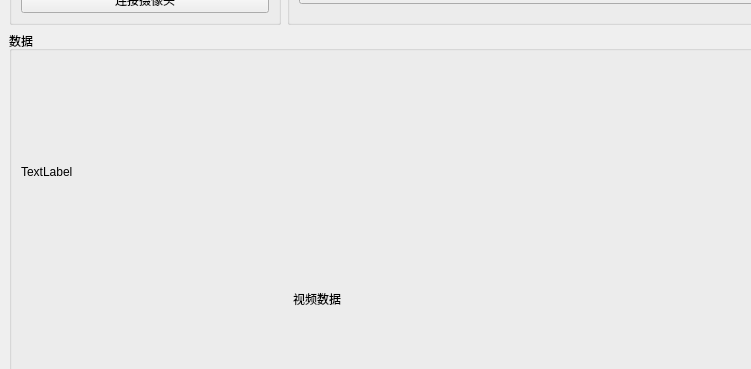
Before: the Qt Designer form mainwindow.ui in ZzzzzzS/mmLink, drawn with Qt 5; both pictures show x 0 to 751 and y 203 to 572 of the 1230 by 810 pixel window.
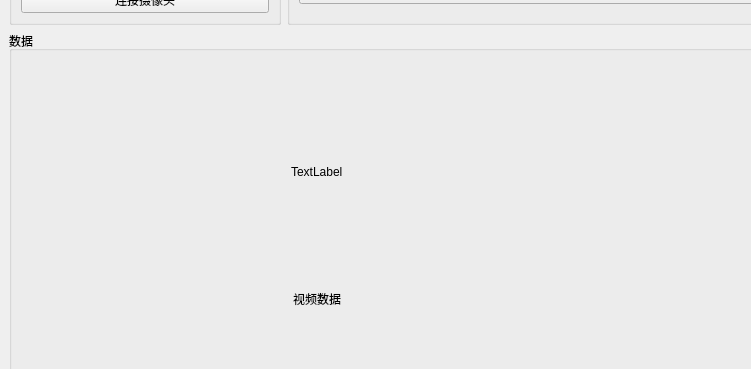
After: the same form once the commit is applied. Custom widgets are drawn as their Qt base class.

Commit message: 窗口大小问题基本解决，录像功能能够实现了，但是视频速度有问题，还有待解决。目前cpu占用18%左右，用cpu绘图的，还好不卡，不行的话就上多线程。

Patch:
```diff
--- a/mainwindow.ui
+++ b/mainwindow.ui
@@ -661,10 +661,23 @@
               <layout class="QVBoxLayout" name="verticalLayout_10">
                <item>
                 <layout class="QHBoxLayout" name="horizontalLayout_17">
+                 <item>
+                  <spacer name="horizontalSpacer_19">
+                   <property name="orientation">
+                    <enum>Qt::Horizontal</enum>
+                   </property>
+                   <property name="sizeHint" stdset="0">
+                    <size>
+                     <width>40</width>
+                     <height>20</height>
+                    </size>
+                   </property>
+                  </spacer>
+                 </item>
                  <item>
                   <widget class="QLabel" name="CameraView">
                    <property name="sizePolicy">
-                    <sizepolicy hsizetype="Expanding" vsizetype="Expanding">
+                    <sizepolicy hsizetype="Preferred" vsizetype="Expanding">
                      <horstretch>0</horstretch>
                      <verstretch>0</verstretch>
                     </sizepolicy>
@@ -674,6 +687,19 @@
                    </property>
                   </widget>
                  </item>
+                 <item>
+                  <spacer name="horizontalSpacer_18">
+                   <property name="orientation">
+                    <enum>Qt::Horizontal</enum>
+                   </property>
+                   <property name="sizeHint" stdset="0">
+                    <size>
+                     <width>40</width>
+                     <height>20</height>
+                    </size>
+                   </property>
+                  </spacer>
+                 </item>
                 </layout>
                </item>
                <item>
@@ -693,6 +719,12 @@
                  </item>
                  <item>
                   <widget class="QLabel" name="label_17">
+                   <property name="sizePolicy">
+                    <sizepolicy hsizetype="Preferred" vsizetype="Fixed">
+                     <horstretch>0</horstretch>
+                     <verstretch>0</verstretch>
+                    </sizepolicy>
+                   </property>
                    <property name="text">
                     <string>视频数据</string>
                    </property>
```
The commit also changes 4 other files.
